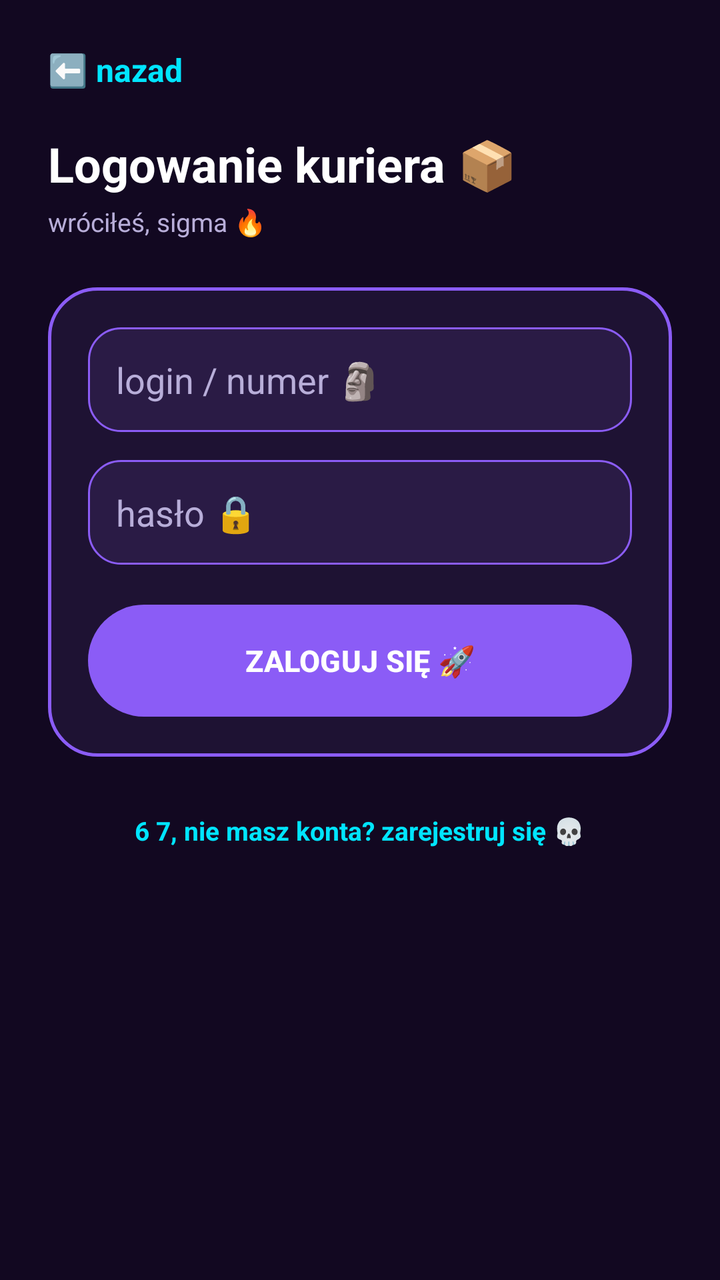
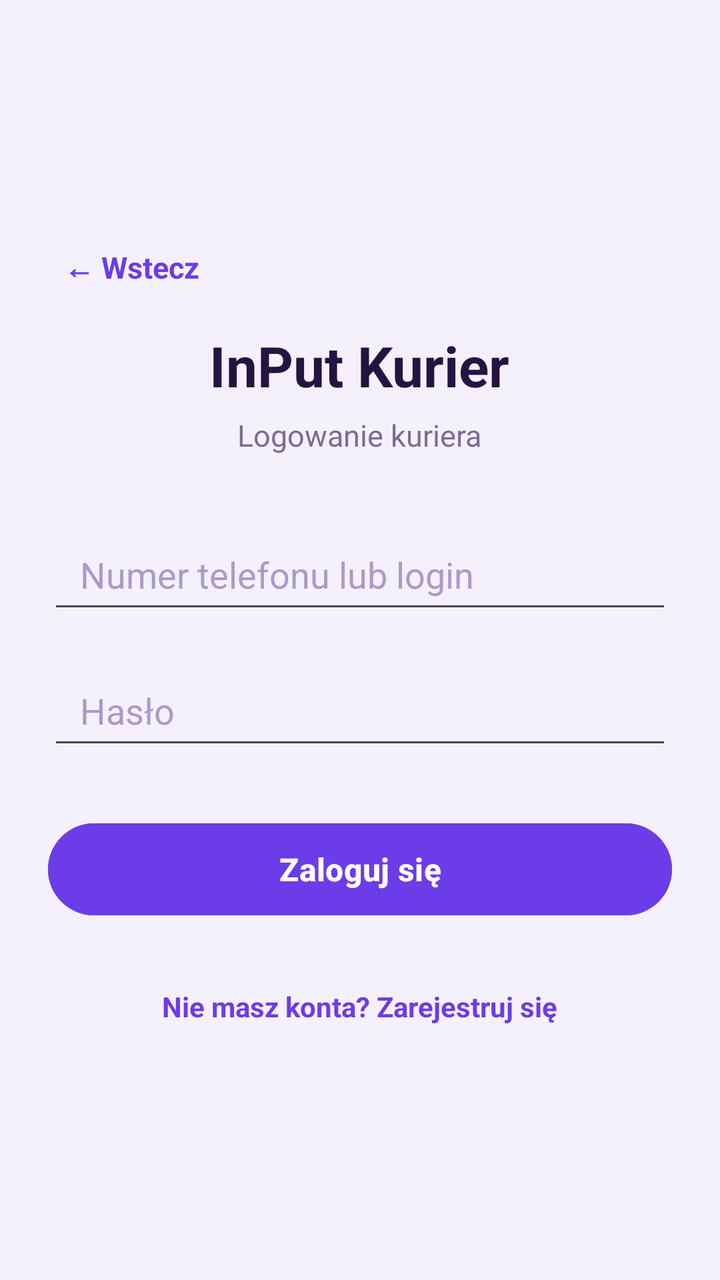

Compare the two renders of this Android layout. The source of the first and the diff that turns it into the second are given below.
<!-- AndroidManifest.xml: application theme Theme.DemoEmptyActivity -->
<!-- res/layout/activity_login_courier.xml -->
<?xml version="1.0" encoding="utf-8"?>
<LinearLayout xmlns:android="http://schemas.android.com/apk/res/android"
        xmlns:tools="http://schemas.android.com/tools"
        android:id="@+id/main"
        android:layout_width="match_parent"
        android:layout_height="match_parent"
        android:orientation="vertical"
        android:background="@color/bg_dark"
        tools:context=".LoginCourierActivity">

    <ScrollView
            android:layout_width="match_parent"
            android:layout_height="match_parent">

        <LinearLayout
                android:layout_width="match_parent"
                android:layout_height="wrap_content"
                android:orientation="vertical"
                android:padding="24dp">

            <TextView
                    android:id="@+id/btnBack"
                    android:layout_width="wrap_content"
                    android:layout_height="wrap_content"
                    android:text="⬅️ nazad"
                    android:textColor="@color/neon_cyan"
                    android:textSize="16sp"
                    android:textStyle="bold"
                    android:clickable="true"
                    android:focusable="true"
                    android:layout_marginBottom="20dp" />

            <TextView
                    android:id="@+id/tvTitle"
                    android:layout_width="wrap_content"
                    android:layout_height="wrap_content"
                    android:text="Logowanie kuriera 📦"
                    android:textSize="24sp"
                    android:textStyle="bold"
                    android:textColor="@color/text_light"
                    android:layout_marginBottom="4dp" />

            <TextView
                    android:id="@+id/tvSubtitle"
                    android:layout_width="wrap_content"
                    android:layout_height="wrap_content"
                    android:text="wróciłeś, sigma 🔥"
                    android:textSize="13sp"
                    android:textColor="@color/text_muted_light"
                    android:layout_marginBottom="24dp" />

            <LinearLayout
                    android:layout_width="match_parent"
                    android:layout_height="wrap_content"
                    android:orientation="vertical"
                    android:background="@drawable/card_glow"
                    android:padding="20dp">

                <EditText
                        android:id="@+id/etLogin"
                        android:layout_width="match_parent"
                        android:layout_height="wrap_content"
                        android:hint="login / numer 🗿"
                        android:inputType="text"
                        android:background="@drawable/field_bg"
                        android:textColor="@color/text_light"
                        android:textColorHint="@color/text_muted_light"
                        android:padding="14dp"
                        android:layout_marginBottom="14dp" />

                <EditText
                        android:id="@+id/etPassword"
                        android:layout_width="match_parent"
                        android:layout_height="wrap_content"
                        android:hint="hasło 🔒"
                        android:inputType="textPassword"
                        android:background="@drawable/field_bg"
                        android:textColor="@color/text_light"
                        android:textColorHint="@color/text_muted_light"
                        android:padding="14dp"
                        android:layout_marginBottom="20dp" />

                <Button
                        android:id="@+id/btnSubmit"
                        android:layout_width="match_parent"
                        android:layout_height="56dp"
                        android:background="@drawable/gradient_button"
                        android:text="ZALOGUJ SIĘ 🚀"
                        android:textColor="@color/white"
                        android:textSize="15sp"
                        android:textStyle="bold"
                        android:textAllCaps="false" />

            </LinearLayout>

            <TextView
                    android:id="@+id/tvGoRegister"
                    android:layout_width="wrap_content"
                    android:layout_height="wrap_content"
                    android:layout_gravity="center_horizontal"
                    android:text="6 7, nie masz konta? zarejestruj się 💀"
                    android:textColor="@color/neon_cyan"
                    android:textSize="13sp"
                    android:textStyle="bold"
                    android:clickable="true"
                    android:focusable="true"
                    android:padding="12dp"
                    android:layout_marginTop="16dp" />

        </LinearLayout>
    </ScrollView>

</LinearLayout>
<!-- resources referenced by this layout -->
<resources>
  <color name="bg_dark">#120821</color>
  <color name="neon_cyan">#00E5FF</color>
  <color name="text_light">#FFFFFF</color>
  <color name="text_muted_light">#B8AED9</color>
  <color name="white">#FFFFFFFF</color>
  <!-- drawable card_glow (drawable) -->
  <shape xmlns:android="http://schemas.android.com/apk/res/android">
      <corners android:radius="24dp"/>
      <solid android:color="@color/surface_dark"/>
      <stroke android:width="1.5dp" android:color="@color/neon_purple"/>
  </shape>
  <!-- drawable field_bg (drawable) -->
  <shape xmlns:android="http://schemas.android.com/apk/res/android">
      <corners android:radius="16dp"/>
      <solid android:color="@color/field_dark"/>
      <stroke android:width="1dp" android:color="@color/neon_purple"/>
  </shape>
  <!-- drawable gradient_button (drawable) -->
  <shape xmlns:android="http://schemas.android.com/apk/res/android">
      <corners android:radius="28dp"/>
      <gradient
          android:type="linear"
          android:angle="0"
          android:startColor="@color/neon_pink"
          android:centerColor="@color/neon_purple"
          android:endColor="@color/neon_cyan"/>
  </shape>
  <style name="Theme.DemoEmptyActivity" parent="Base.Theme.DemoEmptyActivity" />
  <color name="surface_dark">#1E1233</color>
  <color name="neon_purple">#8B5CF6</color>
  <color name="field_dark">#2A1B45</color>
  <color name="neon_pink">#FF2DAF</color>
  <style name="Base.Theme.DemoEmptyActivity" parent="Theme.Material3.DayNight.NoActionBar">
          <item name="colorPrimary">@color/neon_purple</item>
          <item name="android:windowBackground">@color/bg_dark</item>
      </style>
</resources>

<!-- the commit's change to res/layout/activity_login_courier.xml (unified diff, before → after) -->
@@ -1,113 +1,94 @@
 <?xml version="1.0" encoding="utf-8"?>
-<LinearLayout xmlns:android="http://schemas.android.com/apk/res/android"
+<androidx.appcompat.widget.LinearLayoutCompat
+        xmlns:android="http://schemas.android.com/apk/res/android"
         xmlns:tools="http://schemas.android.com/tools"
         android:id="@+id/main"
         android:layout_width="match_parent"
         android:layout_height="match_parent"
         android:orientation="vertical"
-        android:background="@color/bg_dark"
+        android:gravity="center"
+        android:padding="24dp"
+        android:background="@color/purple_background"
         tools:context=".LoginCourierActivity">
 
-    <ScrollView
+    <TextView
+            android:id="@+id/btnBack"
+            android:layout_width="wrap_content"
+            android:layout_height="wrap_content"
+            android:layout_gravity="start"
+            android:text="← Wstecz"
+            android:textColor="@color/purple_primary"
+            android:textSize="15sp"
+            android:textStyle="bold"
+            android:clickable="true"
+            android:focusable="true"
+            android:padding="8dp"
+            android:layout_marginBottom="12dp" />
+
+    <TextView
+            android:id="@+id/tvTitle"
+            android:layout_width="wrap_content"
+            android:layout_height="wrap_content"
+            android:text="InPut Kurier"
+            android:textSize="28sp"
+            android:textStyle="bold"
+            android:textColor="@color/text_dark"
+            android:layout_marginBottom="6dp" />
+
+    <TextView
+            android:id="@+id/tvSubtitle"
+            android:layout_width="wrap_content"
+            android:layout_height="wrap_content"
+            android:text="Logowanie kuriera"
+            android:textSize="15sp"
+            android:textColor="@color/text_muted"
+            android:layout_marginBottom="32dp" />
+
+    <EditText
+            android:id="@+id/etLogin"
             android:layout_width="match_parent"
-            android:layout_height="match_parent">
+            android:layout_height="52dp"
+            android:hint="Numer telefonu lub login"
+            android:inputType="text"
+            android:paddingStart="16dp"
+            android:paddingEnd="16dp"
+            android:textColor="@color/text_dark"
+            android:textColorHint="@color/hint_muted"
+            android:layout_marginBottom="16dp" />
 
-        <LinearLayout
-                android:layout_width="match_parent"
-                android:layout_height="wrap_content"
-                android:orientation="vertical"
-                android:padding="24dp">
+    <EditText
+            android:id="@+id/etPassword"
+            android:layout_width="match_parent"
+            android:layout_height="52dp"
+            android:hint="Hasło"
+            android:inputType="textPassword"
+            android:paddingStart="16dp"
+            android:paddingEnd="16dp"
+            android:textColor="@color/text_dark"
+            android:textColorHint="@color/hint_muted"
+            android:layout_marginBottom="28dp" />
 
-            <TextView
-                    android:id="@+id/btnBack"
-                    android:layout_width="wrap_content"
-                    android:layout_height="wrap_content"
-                    android:text="⬅️ nazad"
-                    android:textColor="@color/neon_cyan"
-                    android:textSize="16sp"
-                    android:textStyle="bold"
-                    android:clickable="true"
-                    android:focusable="true"
-                    android:layout_marginBottom="20dp" />
+    <Button
+            android:id="@+id/btnSubmit"
+            android:layout_width="match_parent"
+            android:layout_height="54dp"
+            android:text="Zaloguj się"
+            android:textSize="16sp"
+            android:textStyle="bold"
+            android:textColor="@color/white"
+            android:backgroundTint="@color/purple_primary" />
 
-            <TextView
-                    android:id="@+id/tvTitle"
-                    android:layout_width="wrap_content"
-                    android:layout_height="wrap_content"
-                    android:text="Logowanie kuriera 📦"
-                    android:textSize="24sp"
-                    android:textStyle="bold"
-                    android:textColor="@color/text_light"
-                    android:layout_marginBottom="4dp" />
+    <TextView
+            android:id="@+id/tvGoRegister"
+            android:layout_width="wrap_content"
+            android:layout_height="wrap_content"
+            android:text="Nie masz konta? Zarejestruj się"
+            android:textColor="@color/purple_primary"
+            android:textSize="14sp"
+            android:textStyle="bold"
+            android:clickable="true"
+            android:focusable="true"
+            android:padding="12dp"
+            android:layout_marginTop="20dp" />
 
-            <TextView
-                    android:id="@+id/tvSubtitle"
-                    android:layout_width="wrap_content"
-                    android:layout_height="wrap_content"
-                    android:text="wróciłeś, sigma 🔥"
-                    android:textSize="13sp"
-                    android:textColor="@color/text_muted_light"
-                    android:layout_marginBottom="24dp" />
-
-            <LinearLayout
-                    android:layout_width="match_parent"
-                    android:layout_height="wrap_content"
-                    android:orientation="vertical"
-                    android:background="@drawable/card_glow"
-                    android:padding="20dp">
-
-                <EditText
-                        android:id="@+id/etLogin"
-                        android:layout_width="match_parent"
-                        android:layout_height="wrap_content"
-                        android:hint="login / numer 🗿"
-                        android:inputType="text"
-                        android:background="@drawable/field_bg"
-                        android:textColor="@color/text_light"
-                        android:textColorHint="@color/text_muted_light"
-                        android:padding="14dp"
-                        android:layout_marginBottom="14dp" />
-
-                <EditText
-                        android:id="@+id/etPassword"
-                        android:layout_width="match_parent"
-                        android:layout_height="wrap_content"
-                        android:hint="hasło 🔒"
-                        android:inputType="textPassword"
-                        android:background="@drawable/field_bg"
-                        android:textColor="@color/text_light"
-                        android:textColorHint="@color/text_muted_light"
-                        android:padding="14dp"
-                        android:layout_marginBottom="20dp" />
-
-                <Button
-                        android:id="@+id/btnSubmit"
-                        android:layout_width="match_parent"
-                        android:layout_height="56dp"
-                        android:background="@drawable/gradient_button"
-                        android:text="ZALOGUJ SIĘ 🚀"
-                        android:textColor="@color/white"
-                        android:textSize="15sp"
-                        android:textStyle="bold"
-                        android:textAllCaps="false" />
-
-            </LinearLayout>
-
-            <TextView
-                    android:id="@+id/tvGoRegister"
-                    android:layout_width="wrap_content"
-                    android:layout_height="wrap_content"
-                    android:layout_gravity="center_horizontal"
-                    android:text="6 7, nie masz konta? zarejestruj się 💀"
-                    android:textColor="@color/neon_cyan"
-                    android:textSize="13sp"
-                    android:textStyle="bold"
-                    android:clickable="true"
-                    android:focusable="true"
-                    android:padding="12dp"
-                    android:layout_marginTop="16dp" />
-
-        </LinearLayout>
-    </ScrollView>
-
-</LinearLayout>
+</androidx.appcompat.widget.LinearLayoutCompat>
<!-- resource entries referenced after the edit -->
@@ -1,40 +1,18 @@
 <!-- resources referenced by this layout -->
 <resources>
-  <color name="bg_dark">#120821</color>
-  <color name="neon_cyan">#00E5FF</color>
-  <color name="text_light">#FFFFFF</color>
-  <color name="text_muted_light">#B8AED9</color>
+  <color name="hint_muted">#A99BC9</color>
+  <color name="purple_background">#F5F1FC</color>
+  <color name="purple_primary">#6C3CE9</color>
+  <color name="text_dark">#241442</color>
+  <color name="text_muted">#7A6C99</color>
   <color name="white">#FFFFFFFF</color>
-  <!-- drawable card_glow (drawable) -->
-  <shape xmlns:android="http://schemas.android.com/apk/res/android">
-      <corners android:radius="24dp"/>
-      <solid android:color="@color/surface_dark"/>
-      <stroke android:width="1.5dp" android:color="@color/neon_purple"/>
-  </shape>
-  <!-- drawable field_bg (drawable) -->
-  <shape xmlns:android="http://schemas.android.com/apk/res/android">
-      <corners android:radius="16dp"/>
-      <solid android:color="@color/field_dark"/>
-      <stroke android:width="1dp" android:color="@color/neon_purple"/>
-  </shape>
-  <!-- drawable gradient_button (drawable) -->
-  <shape xmlns:android="http://schemas.android.com/apk/res/android">
-      <corners android:radius="28dp"/>
-      <gradient
-          android:type="linear"
-          android:angle="0"
-          android:startColor="@color/neon_pink"
-          android:centerColor="@color/neon_purple"
-          android:endColor="@color/neon_cyan"/>
-  </shape>
   <style name="Theme.DemoEmptyActivity" parent="Base.Theme.DemoEmptyActivity" />
-  <color name="surface_dark">#1E1233</color>
-  <color name="neon_purple">#8B5CF6</color>
-  <color name="field_dark">#2A1B45</color>
-  <color name="neon_pink">#FF2DAF</color>
   <style name="Base.Theme.DemoEmptyActivity" parent="Theme.Material3.DayNight.NoActionBar">
-          <item name="colorPrimary">@color/neon_purple</item>
-          <item name="android:windowBackground">@color/bg_dark</item>
+          <item name="colorPrimary">@color/purple_primary</item>
+          <item name="colorPrimaryDark">@color/purple_primary_dark</item>
+          <item name="colorOnPrimary">@color/white</item>
+          <item name="android:windowBackground">@color/purple_background</item>
       </style>
+  <color name="purple_primary_dark">#4B2AAE</color>
 </resources>
 
